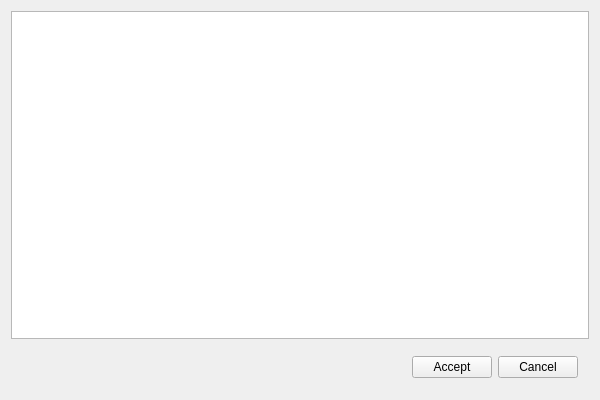
Above: inoutgateway_launcher/src/jsoneditor.ui from drillarium/InOutGateway before the change. Below: the same form after it.
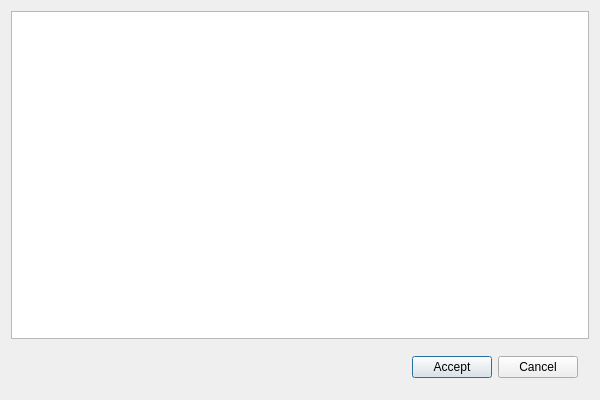
That is the form after the change.

```diff
--- a/inoutgateway_launcher/src/jsoneditor.ui
+++ b/inoutgateway_launcher/src/jsoneditor.ui
@@ -1,7 +1,7 @@
 <?xml version="1.0" encoding="UTF-8"?>
 <ui version="4.0">
  <class>JSONEditorClass</class>
- <widget class="QWidget" name="JSONEditorClass">
+ <widget class="QDialog" name="JSONEditorClass">
   <property name="geometry">
    <rect>
     <x>0</x>
```
Left out of the diff: 40 changed lines with no effect on the pictures.
